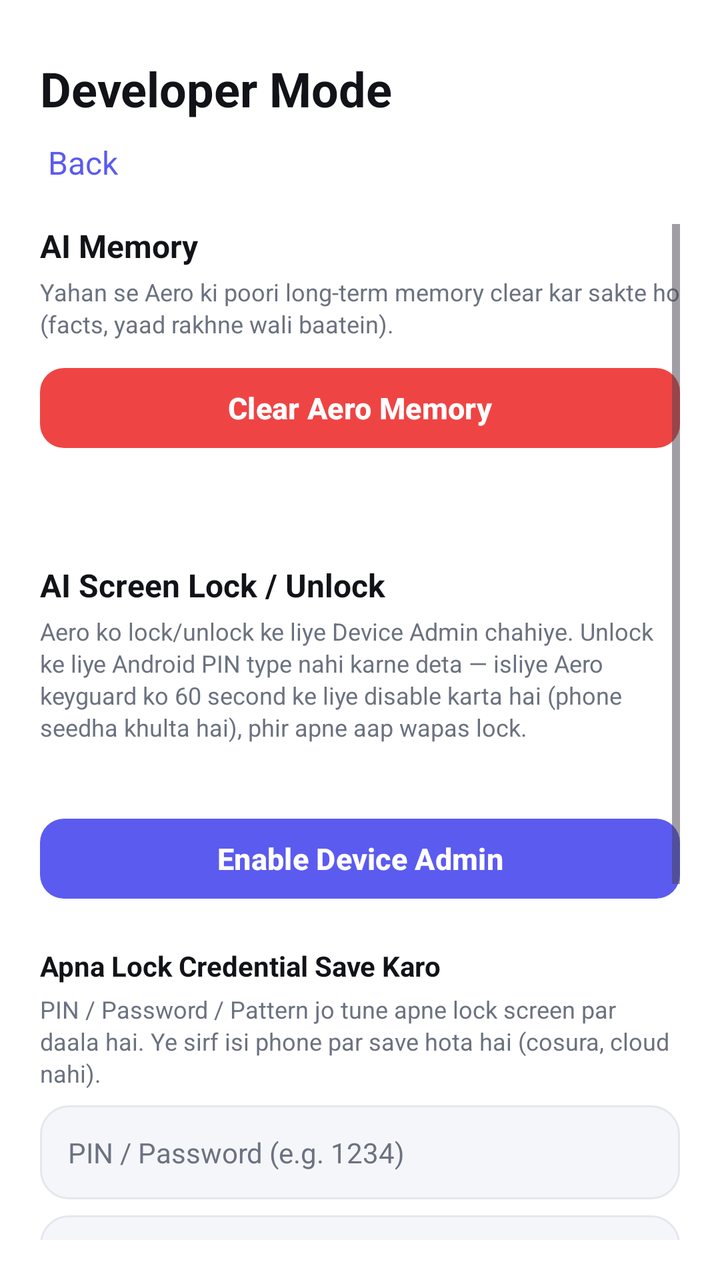
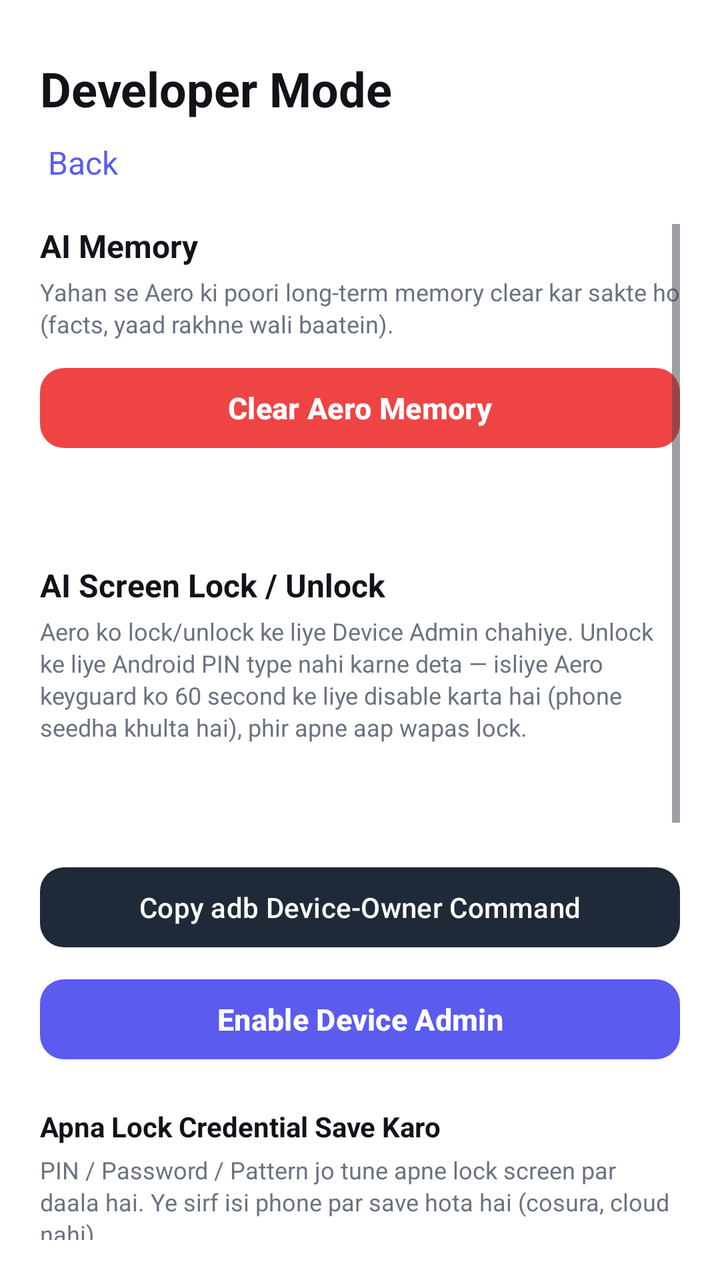

Before-and-after screenshots of an Android layout around one commit, followed by the original layout XML and the change that was made.
<!-- AndroidManifest.xml: application theme Theme.AeroVoice -->
<!-- res/layout/activity_developer_mode.xml -->
<?xml version="1.0" encoding="utf-8"?>
<LinearLayout xmlns:android="http://schemas.android.com/apk/res/android"
    xmlns:app="http://schemas.android.com/apk/res-auto"
    android:layout_width="match_parent"
    android:layout_height="match_parent"
    android:background="@color/bg"
    android:orientation="vertical"
    android:padding="20dp">

    <LinearLayout
        android:layout_width="match_parent"
        android:layout_height="wrap_content"
        android:layout_marginTop="8dp"
        android:orientation="vertical">

        <TextView
            android:layout_width="wrap_content"
            android:layout_height="wrap_content"
            android:text="Developer Mode"
            android:textColor="@color/text_primary"
            android:textSize="24sp"
            android:textStyle="bold" />

        <TextView
            android:id="@+id/devBackButton"
            android:layout_width="wrap_content"
            android:layout_height="wrap_content"
            android:layout_marginTop="6dp"
            android:padding="4dp"
            android:text="Back"
            android:textColor="@color/accent"
            android:textSize="16sp" />
    </LinearLayout>

    <ScrollView
        android:layout_width="match_parent"
        android:layout_height="0dp"
        android:layout_marginTop="16dp"
        android:layout_weight="1">

        <LinearLayout
            android:layout_width="match_parent"
            android:layout_height="wrap_content"
            android:orientation="vertical">

            
            <TextView
                android:layout_width="wrap_content"
                android:layout_height="wrap_content"
                android:text="AI Memory"
                android:textColor="@color/text_primary"
                android:textSize="16sp"
                android:textStyle="bold" />

            <TextView
                android:layout_width="match_parent"
                android:layout_height="wrap_content"
                android:layout_marginTop="4dp"
                android:lineSpacingExtra="2dp"
                android:text="Yahan se Aero ki poori long-term memory clear kar sakte ho (facts, yaad rakhne wali baatein)."
                android:textColor="@color/text_secondary"
                android:textSize="12sp" />

            <com.google.android.material.button.MaterialButton
                android:id="@+id/clearMemoryButton"
                android:layout_width="match_parent"
                android:layout_height="wrap_content"
                android:layout_marginTop="10dp"
                app:cornerRadius="12dp"
                app:backgroundTint="#EF4444"
                android:text="Clear Aero Memory"
                android:textColor="@android:color/white"
                android:textSize="15sp"
                android:textStyle="bold" />

            <TextView
                android:id="@+id/memoryCount"
                android:layout_width="match_parent"
                android:layout_height="wrap_content"
                android:layout_marginTop="8dp"
                android:textColor="@color/text_secondary"
                android:textSize="13sp" />

            
            <TextView
                android:layout_width="wrap_content"
                android:layout_height="wrap_content"
                android:layout_marginTop="28dp"
                android:text="AI Screen Lock / Unlock"
                android:textColor="@color/text_primary"
                android:textSize="16sp"
                android:textStyle="bold" />

            <TextView
                android:layout_width="match_parent"
                android:layout_height="wrap_content"
                android:layout_marginTop="4dp"
                android:lineSpacingExtra="2dp"
                android:text="Aero ko lock/unlock ke liye Device Admin chahiye. Unlock ke liye Android PIN type nahi karne deta — isliye Aero keyguard ko 60 second ke liye disable karta hai (phone seedha khulta hai), phir apne aap wapas lock."
                android:textColor="@color/text_secondary"
                android:textSize="12sp" />

            <TextView
                android:id="@+id/adminStatus"
                android:layout_width="match_parent"
                android:layout_height="wrap_content"
                android:layout_marginTop="8dp"
                android:textColor="@color/accent"
                android:textSize="13sp"
                android:textStyle="bold" />

            <com.google.android.material.button.MaterialButton
                android:id="@+id/enableAdminButton"
                android:layout_width="match_parent"
                android:layout_height="wrap_content"
                android:layout_marginTop="8dp"
                app:cornerRadius="12dp"
                app:backgroundTint="@color/orb_purple"
                android:text="Enable Device Admin"
                android:textColor="@android:color/white"
                android:textSize="15sp"
                android:textStyle="bold" />

            
            <TextView
                android:layout_width="wrap_content"
                android:layout_height="wrap_content"
                android:layout_marginTop="20dp"
                android:text="Apna Lock Credential Save Karo"
                android:textColor="@color/text_primary"
                android:textSize="14sp"
                android:textStyle="bold" />

            <TextView
                android:layout_width="match_parent"
                android:layout_height="wrap_content"
                android:layout_marginTop="4dp"
                android:lineSpacingExtra="2dp"
                android:text="PIN / Password / Pattern jo tune apne lock screen par daala hai. Ye sirf isi phone par save hota hai (cosura, cloud nahi)."
                android:textColor="@color/text_secondary"
                android:textSize="12sp" />

            <EditText
                android:id="@+id/pinInput"
                android:layout_width="match_parent"
                android:layout_height="wrap_content"
                android:layout_marginTop="8dp"
                android:background="@drawable/bg_input"
                android:hint="PIN / Password (e.g. 1234)"
                android:inputType="textPassword"
                android:padding="14dp"
                android:textColor="@color/text_primary"
                android:textColorHint="@color/text_secondary"
                android:textSize="14sp" />

            <EditText
                android:id="@+id/patternInput"
                android:layout_width="match_parent"
                android:layout_height="wrap_content"
                android:layout_marginTop="8dp"
                android:background="@drawable/bg_input"
                android:hint="Pattern (agar hai, e.g. 1-2-3-6-9)"
                android:inputType="text"
                android:padding="14dp"
                android:textColor="@color/text_primary"
                android:textColorHint="@color/text_secondary"
                android:textSize="14sp" />

            <com.google.android.material.button.MaterialButton
                android:id="@+id/savePinButton"
                android:layout_width="match_parent"
                android:layout_height="wrap_content"
                android:layout_marginTop="10dp"
                app:cornerRadius="12dp"
                app:backgroundTint="@color/accent"
                android:text="Save Lock Credential"
                android:textColor="@android:color/white"
                android:textSize="15sp"
                android:textStyle="bold" />

            <TextView
                android:id="@+id/pinStatus"
                android:layout_width="match_parent"
                android:layout_height="wrap_content"
                android:layout_marginTop="8dp"
                android:textColor="@color/text_secondary"
                android:textSize="13sp" />

            
            <com.google.android.material.button.MaterialButton
                android:id="@+id/testLockButton"
                android:layout_width="match_parent"
                android:layout_height="wrap_content"
                android:layout_marginTop="20dp"
                app:cornerRadius="12dp"
                app:backgroundTint="#111827"
                android:text="Test: Lock Now (AI se bhi bol sakte ho)"
                android:textColor="@android:color/white"
                android:textSize="14sp" />

            <com.google.android.material.button.MaterialButton
                android:id="@+id/testUnlockButton"
                android:layout_width="match_parent"
                android:layout_height="wrap_content"
                android:layout_marginTop="10dp"
                app:cornerRadius="12dp"
                app:backgroundTint="#111827"
                android:text="Test: Unlock (60s keyguard bypass)"
                android:textColor="@android:color/white"
                android:textSize="14sp" />

            <TextView
                android:id="@+id/devStatus"
                android:layout_width="match_parent"
                android:layout_height="wrap_content"
                android:layout_marginTop="12dp"
                android:textColor="@color/text_secondary"
                android:textSize="13sp" />
        </LinearLayout>
    </ScrollView>
</LinearLayout>
<!-- resources referenced by this layout -->
<resources>
  <color name="accent">#5B5BF0</color>
  <color name="bg">#FFFFFF</color>
  <color name="orb_purple">#5B5BF0</color>
  <color name="text_primary">#111318</color>
  <color name="text_secondary">#6B7280</color>
  <!-- drawable bg_input (drawable) -->
  <?xml version="1.0" encoding="utf-8"?>
  <shape xmlns:android="http://schemas.android.com/apk/res/android" android:shape="rectangle">
      <solid android:color="@color/surface" />
      <corners android:radius="14dp" />
      <stroke android:width="1dp" android:color="@color/border" />
  </shape>
  <style name="Theme.AeroVoice" parent="Theme.Material3.Light.NoActionBar">
          <item name="android:windowBackground">@color/bg</item>
          <item name="colorPrimary">@color/orb_purple</item>
          <item name="colorOnPrimary">@android:color/white</item>
          <item name="android:statusBarColor">@color/bg</item>
          <item name="android:navigationBarColor">@color/bg</item>
          <item name="android:windowLightStatusBar">true</item>
          <item name="android:windowLightNavigationBar">true</item>
          <item name="android:textColorPrimary">@color/text_primary</item>
      </style>
  <color name="surface">#F5F6FA</color>
  <color name="border">#E4E7EE</color>
</resources>

<!-- the commit's change to res/layout/activity_developer_mode.xml (unified diff, before → after) -->
@@ -109,6 +109,26 @@
                 android:textSize="13sp"
                 android:textStyle="bold" />
 
+            <TextView
+                android:id="@+id/ownerHint"
+                android:layout_width="match_parent"
+                android:layout_height="wrap_content"
+                android:layout_marginTop="8dp"
+                android:lineSpacingExtra="2dp"
+                android:textColor="@color/text_secondary"
+                android:textSize="12sp" />
+
+            <com.google.android.material.button.MaterialButton
+                android:id="@+id/copyAdbButton"
+                android:layout_width="match_parent"
+                android:layout_height="wrap_content"
+                android:layout_marginTop="8dp"
+                app:cornerRadius="12dp"
+                app:backgroundTint="#1F2937"
+                android:text="Copy adb Device-Owner Command"
+                android:textColor="@android:color/white"
+                android:textSize="14sp" />
+
             <com.google.android.material.button.MaterialButton
                 android:id="@+id/enableAdminButton"
                 android:layout_width="match_parent"
